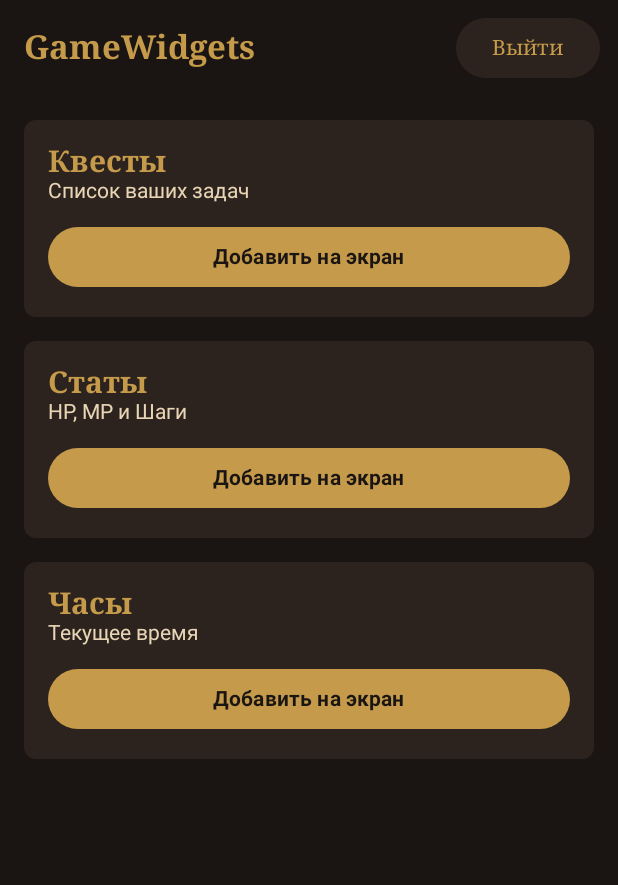
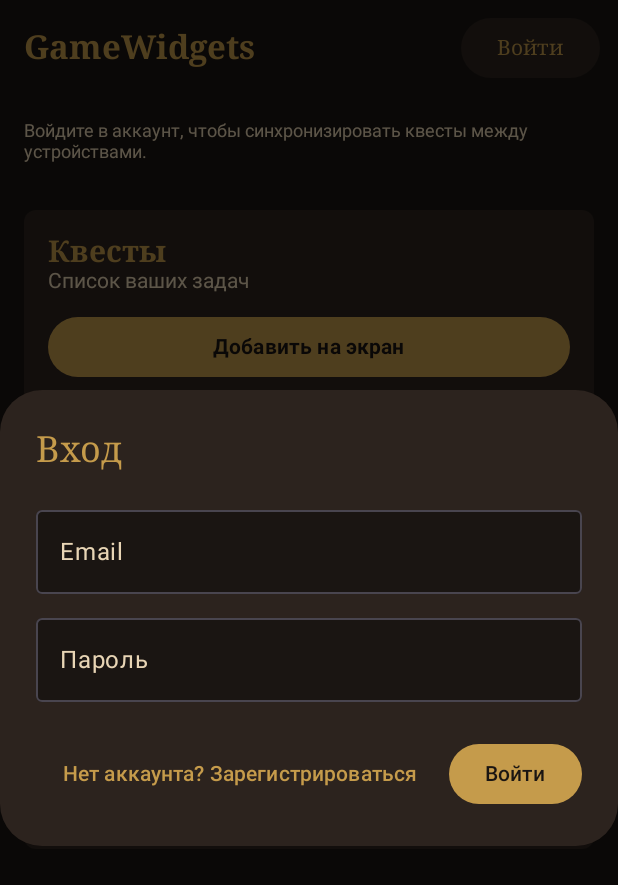
Before and after one commit to Altegro-Salvatore/GameWidgets, an Android app built with Jetpack Compose: the screen it shows after launch (MainActivity), after a tap on "Войти", on a phone screen of 412 x 824 dp. Shown: the top 885 px of the screen. Run offline under Robolectric (Android 15) with nearby library versions, the phone set to English and light mode, and no system bars; our stand-ins replace Firebase (no records; nobody signed in at launch, a user with empty details on screens opened directly).

Commit message:
Update MainActivity.kt

```diff
--- a/app/src/main/java/com/altegro/gamewidgets/MainActivity.kt
+++ b/app/src/main/java/com/altegro/gamewidgets/MainActivity.kt
@@ -2,22 +2,27 @@ package com.altegro.gamewidgets
 
 import android.appwidget.AppWidgetManager
 import android.content.ComponentName
+import android.content.Context
 import android.os.Bundle
 import androidx.activity.ComponentActivity
 import androidx.activity.compose.setContent
+import androidx.compose.foundation.background
 import androidx.compose.foundation.layout.*
 import androidx.compose.foundation.lazy.LazyColumn
 import androidx.compose.foundation.lazy.items
 import androidx.compose.foundation.shape.RoundedCornerShape
 import androidx.compose.material3.*
 import androidx.compose.runtime.*
+import androidx.compose.ui.Alignment
 import androidx.compose.ui.Modifier
 import androidx.compose.ui.graphics.Color
 import androidx.compose.ui.platform.LocalContext
 import androidx.compose.ui.text.font.FontFamily
 import androidx.compose.ui.text.font.FontWeight
+import androidx.compose.ui.text.input.PasswordVisualTransformation
 import androidx.compose.ui.unit.dp
 import androidx.compose.ui.unit.sp
+import com.google.firebase.auth.FirebaseAuth
 
 val ColorBg = Color(0xFF1A1512)
 val ColorCardBg = Color(0xFF2C231E)
@@ -26,28 +31,59 @@ val ColorParchment = Color(0xFFE8D5B5)
 
 data class WidgetItem(val title: String, val description: String, val providerClass: Class<*>)
 
-// ВОТ ЭТА СТРОЧКА ДАЕТ РАЗРЕШЕНИЕ НА ИСПОЛЬЗОВАНИЕ TOPAPPBAR
 @OptIn(ExperimentalMaterial3Api::class)
 class MainActivity : ComponentActivity() {
     override fun onCreate(savedInstanceState: Bundle?) {
         super.onCreate(savedInstanceState)
         setContent {
             val context = LocalContext.current
-            var isLoggedIn by remember { mutableStateOf(false) }
+            val auth = FirebaseAuth.getInstance()
+            var currentUser by remember { mutableStateOf(auth.currentUser) }
 
-            val widgets = listOf(
-                WidgetItem("Квесты", "Список ваших задач", QuestWidgetProvider::class.java),
-                WidgetItem("Статы", "HP, MP и Шаги", StatsWidgetProvider::class.java),
-                WidgetItem("Часы", "Текущее время", ClockWidgetProvider::class.java)
-            )
+            // Состояния для окон входа
+            var showAuthDialog by remember { mutableStateOf(false) }
+
+            // Если пользователь вошел, синхронизируем данные
+            LaunchedEffect(currentUser) {
+                if (currentUser != null) {
+                    TaskManager.syncFromCloud(context) {
+                        // Обновляем виджеты после синхронизации
+                        val intent = android.content.Intent(context, QuestWidgetProvider::class.java).apply { action = AppWidgetManager.ACTION_APPWIDGET_UPDATE }
+                        val ids = AppWidgetManager.getInstance(context).getAppWidgetIds(ComponentName(context, QuestWidgetProvider::class.java))
+                        intent.putExtra(AppWidgetManager.EXTRA_APPWIDGET_IDS, ids)
+                        context.sendBroadcast(intent)
+                    }
+                }
+            }
+
+            if (showAuthDialog) {
+                AuthDialog(
+                    onDismiss = { showAuthDialog = false },
+                    onAuthSuccess = {
+                        currentUser = auth.currentUser
+                        showAuthDialog = false
+                    }
+                )
+            }
 
             Scaffold(
                 topBar = {
                     TopAppBar(
                         title = { Text("GameWidgets", color = ColorGold, fontFamily = FontFamily.Serif, fontWeight = FontWeight.Bold) },
                         actions = {
-                            Button(onClick = { isLoggedIn = !isLoggedIn }, colors = ButtonDefaults.buttonColors(containerColor = ColorCardBg), modifier = Modifier.padding(end = 8.dp)) {
-                                Text(if (isLoggedIn) "Выйти" else "Войти", color = ColorGold, fontFamily = FontFamily.Serif)
+                            Button(
+                                onClick = {
+                                    if (currentUser != null) {
+                                        auth.signOut()
+                                        currentUser = null
+                                    } else {
+                                        showAuthDialog = true
+                                    }
+                                },
+                                colors = ButtonDefaults.buttonColors(containerColor = ColorCardBg),
+                                modifier = Modifier.padding(end = 8.dp)
+                            ) {
+                                Text(if (currentUser != null) "Выйти" else "Войти", color = ColorGold, fontFamily = FontFamily.Serif)
                             }
                         },
                         colors = TopAppBarDefaults.topAppBarColors(containerColor = ColorBg)
@@ -56,11 +92,18 @@ class MainActivity : ComponentActivity() {
                 containerColor = ColorBg
             ) { paddingValues ->
                 Column(modifier = Modifier.padding(paddingValues).fillMaxSize()) {
-                    if (!isLoggedIn) {
+                    if (currentUser == null) {
                         Text("Войдите в аккаунт, чтобы синхронизировать квесты между устройствами.", color = ColorParchment, fontSize = 12.sp, modifier = Modifier.padding(16.dp))
+                    } else {
+                        Text("Вы вошли как: ${currentUser?.email}", color = ColorGold, fontSize = 12.sp, modifier = Modifier.padding(16.dp))
                     }
+
                     LazyColumn(modifier = Modifier.fillMaxSize().padding(16.dp), verticalArrangement = Arrangement.spacedBy(16.dp)) {
-                        items(widgets) { widget ->
+                        items(listOf(
+                            WidgetItem("Квесты", "Список ваших задач", QuestWidgetProvider::class.java),
+                            WidgetItem("Статы", "HP, MP и Шаги", StatsWidgetProvider::class.java),
+                            WidgetItem("Часы", "Текущее время", ClockWidgetProvider::class.java)
+                        )) { widget ->
                             Card(colors = CardDefaults.cardColors(containerColor = ColorCardBg), shape = RoundedCornerShape(8.dp), modifier = Modifier.fillMaxWidth()) {
                                 Column(modifier = Modifier.padding(16.dp)) {
                                     Text(widget.title, color = ColorGold, fontFamily = FontFamily.Serif, fontSize = 20.sp, fontWeight = FontWeight.Bold)
@@ -84,3 +127,65 @@ class MainActivity : ComponentActivity() {
         }
     }
 }
+
+// Диалоговое окно Входа/Регистрации
+@Composable
+fun AuthDialog(onDismiss: () -> Unit, onAuthSuccess: () -> Unit) {
+    var email by remember { mutableStateOf("") }
+    var password by remember { mutableStateOf("") }
+    var isLoginMode by remember { mutableStateOf(true) }
+    var errorMessage by remember { mutableStateOf<String?>(null) }
+    var isLoading by remember { mutableStateOf(false) }
+    val auth = FirebaseAuth.getInstance()
+
+    AlertDialog(
+        onDismissRequest = onDismiss,
+        containerColor = ColorCardBg,
+        title = { Text(if (isLoginMode) "Вход" else "Регистрация", color = ColorGold, fontFamily = FontFamily.Serif) },
+        text = {
+            Column {
+                OutlinedTextField(
+                    value = email, onValueChange = { email = it }, label = { Text("Email", color = ColorParchment) },
+                    singleLine = true, modifier = Modifier.fillMaxWidth(),
+                    colors = TextFieldDefaults.colors(focusedTextColor = ColorParchment, unfocusedTextColor = ColorParchment, focusedContainerColor = ColorBg, unfocusedContainerColor = ColorBg)
+                )
+                Spacer(modifier = Modifier.height(8.dp))
+                OutlinedTextField(
+                    value = password, onValueChange = { password = it }, label = { Text("Пароль", color = ColorParchment) },
+                    singleLine = true, visualTransformation = PasswordVisualTransformation(), modifier = Modifier.fillMaxWidth(),
+                    colors = TextFieldDefaults.colors(focusedTextColor = ColorParchment, unfocusedTextColor = ColorParchment, focusedContainerColor = ColorBg, unfocusedContainerColor = ColorBg)
+                )
+                if (errorMessage != null) {
+                    Text(errorMessage!!, color = Color.Red, fontSize = 12.sp, modifier = Modifier.padding(top = 8.dp))
+                }
+            }
+        },
+        confirmButton = {
+            Button(
+                onClick = {
+                    if (email.isBlank() || password.isBlank()) { errorMessage = "Заполните все поля"; return@Button }
+                    isLoading = true
+                    errorMessage = null
+                    if (isLoginMode) {
+                        auth.signInWithEmailAndPassword(email, password)
+                            .addOnCompleteListener { task ->
+                                isLoading = false
+                                if (task.isSuccessful) onAuthSuccess() else errorMessage = task.exception?.message
+                            }
+                    } else {
+                        auth.createUserWithEmailAndPassword(email, password)
+                            .addOnCompleteListener { task ->
+                                isLoading = false
+                                if (task.isSuccessful) onAuthSuccess() else errorMessage = task.exception?.message
+                            }
+                    }
+                },
+                enabled = !isLoading,
+                colors = ButtonDefaults.buttonColors(containerColor = ColorGold)
+            ) { if (isLoading) CircularProgressIndicator(color = ColorBg, modifier = Modifier.size(20.dp)) else Text(if (isLoginMode) "Войти" else "Создать", color = ColorBg) }
+        },
+        dismissButton = {
+            TextButton(onClick = { isLoginMode = !isLoginMode }) { Text(if (isLoginMode) "Нет аккаунта? Зарегистрироваться" else "Уже есть аккаунт? Войти", color = ColorGold) }
+        }
+    )
+}
```
